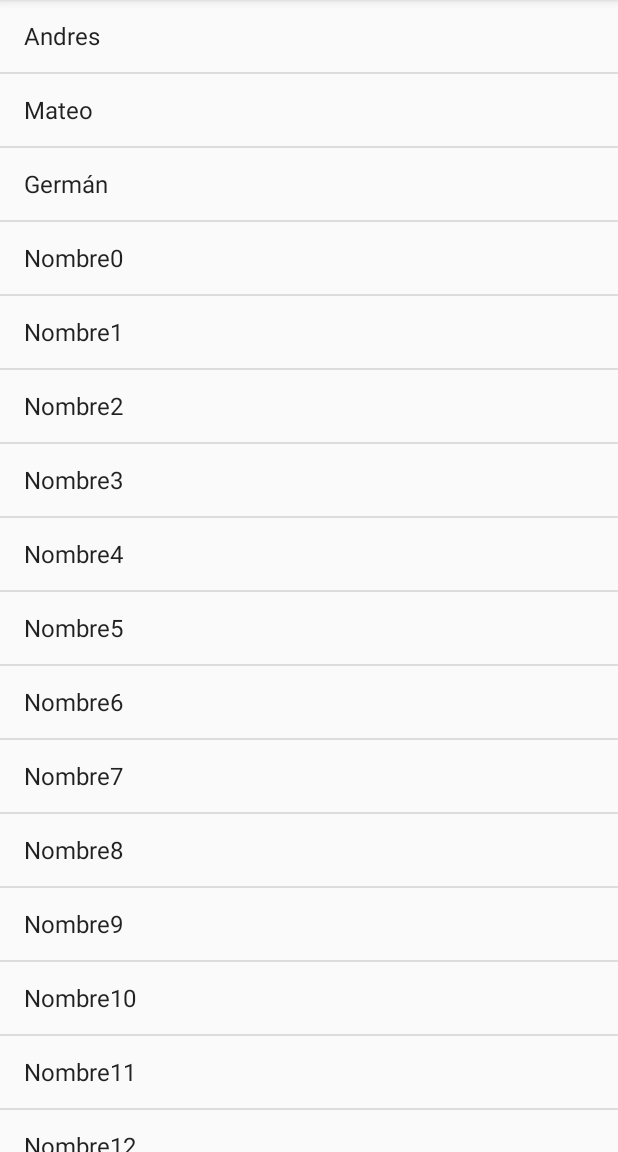
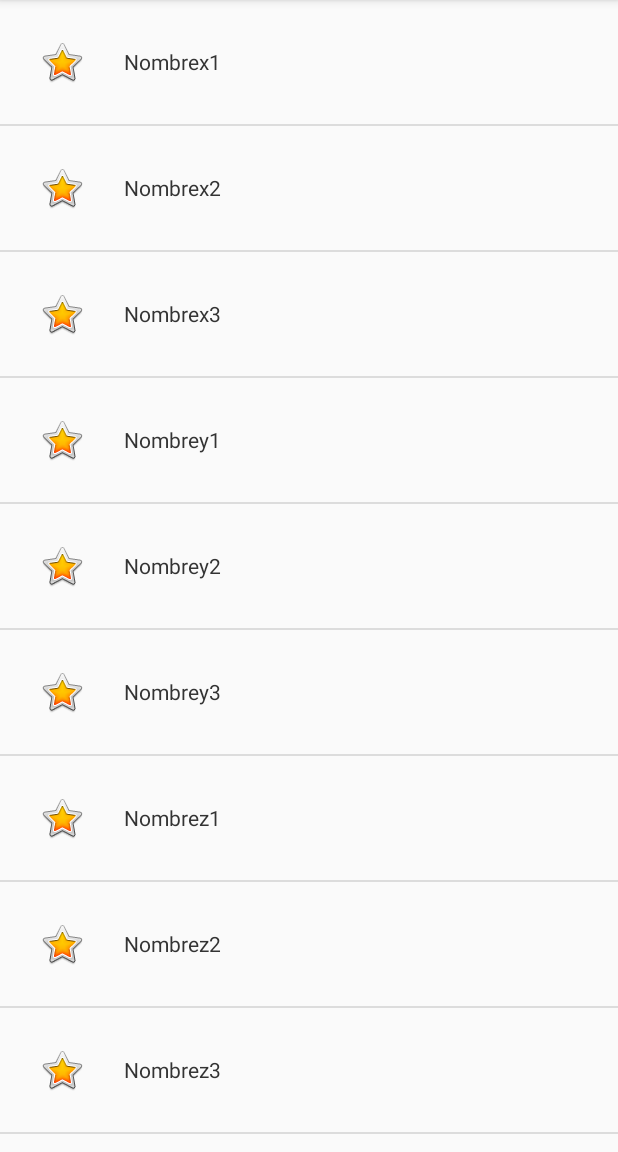
Before and after one commit to asbentos/AndroidCourse, an Android app: the screen it shows after launch (MainActivity), on a phone screen of 412 x 824 dp, the part 84-1236 px from its top. Run offline under Robolectric (Android 15) with nearby library versions, the phone set to English and light mode, and no system bars.

Commit message:
ViewHolder Pattern aplicado a un ejemplo de rellenar una text view. Esto sirve para bajar la carga de la aplicación en el momento que es llenada la lista. Sobre todo cuando tenemos que pasar por un elemento donde ya estuvimos (mantiene una referencia del textview correspondiente y no lo vuelve a buscar usando el findViewById, de forma que usa menos cpu, necesita menos tiempo. \n Fin de video 52.

```diff
--- a/app/src/main/java/com/example/listviews/MainActivity.java
+++ b/app/src/main/java/com/example/listviews/MainActivity.java
@@ -2,29 +2,53 @@ package com.example.listviews;
 
 import android.support.v7.app.AppCompatActivity;
 import android.os.Bundle;
+import android.view.View;
+import android.widget.AdapterView;
 import android.widget.ArrayAdapter;
 import android.widget.ListView;
+import android.widget.Toast;
 
 import java.util.ArrayList;
 import java.util.List;
 
 public class MainActivity extends AppCompatActivity {
+    List<TheElement> names = new ArrayList<TheElement>() {{
 
-    private ListView listView ;
+        add(new TheElement("Pep",   "000000"));
+        add(new TheElement("Andres","111111"));
+        add(new TheElement("Mateo", "222222"));
+        add(new TheElement("German","333333"));
+        add(new TheElement("Jorge", "444444"));
+
+    }};
+
+    private ListView listView;
+    ArrayList<String> namesStr = new ArrayList<String>() {{
+        add("Nombrex1");
+        add("Nombrex2");
+        add("Nombrex3");
+        add("Nombrey1");
+        add("Nombrey2");
+        add("Nombrey3");
+        add("Nombrez1");
+        add("Nombrez2");
+        add("Nombrez3");
+        add("NombreAx1");
+        add("NombreAx2");
+        add("NombreAx3");
+        add("NombreAy1");
+        add("NombreAy2");
+        add("NombreAy3");
+        add("NombreAz1");
+        add("NombreAz2");
+        add("NombreAz3");
+    }};
+
     @Override
     protected void onCreate(Bundle savedInstanceState) {
         super.onCreate(savedInstanceState);
         setContentView(R.layout.activity_main);
         listView = (ListView) findViewById(R.id.listView);
-
-        List<String> names = new ArrayList<String>() {{
-            add("Andres");
-            add("Mateo");
-            add("Germán");
-        }};
-        for (int i=0;i<100; i++){
-            names.add("Nombre"+i);
-        }
         // Usamos un adaptador para el list view
         // Se neceita para renderizar.
         // Se le pasa un layout
@@ -33,10 +57,20 @@ public class MainActivity extends AppCompatActivity {
         // La forma en que se visualizarán los datos.
         // Tal vez sea neesario pasarle mas cosas (un objeto más complejo en lugar de
         // pasarle String.
-        ArrayAdapter<String> adapter  = new ArrayAdapter<String>
-                    (this,android.R.layout.simple_list_item_1,names);
+       // ArrayAdapter<TheElement> adapter = new ArrayAdapter<TheElement>
+         //       (this, android.R.layout.simple_list_item_1, namesStr);
         //
         // Vinculamos el adaptador a nuestro listview
-        listView.setAdapter(adapter);
+       // listView.setAdapter(adapter);
+        listView.setOnItemClickListener(new AdapterView.OnItemClickListener() {
+            @Override
+            public void onItemClick(AdapterView<?> parent, View view, int position, long id) {
+                Toast.makeText(getApplicationContext(), namesStr.get(position), Toast.LENGTH_SHORT).show();
+            }
+        });
+        //Enlazar con nuestro adaptador personalizado
+
+        MyAdapter myAdapter = new MyAdapter(this, R.layout.list_item, namesStr);
+        listView.setAdapter(myAdapter);
     }
 }
--- /dev/null
+++ b/app/src/main/java/com/example/listviews/MyAdapter.java
@@ -0,0 +1,74 @@
+package com.example.listviews;
+
+import android.content.Context;
+import android.view.ContextMenu;
+import android.view.LayoutInflater;
+import android.view.View;
+import android.view.ViewGroup;
+import android.widget.BaseAdapter;
+import android.widget.TextView;
+
+import java.util.List;
+
+public class MyAdapter extends BaseAdapter {
+
+    private Context context;
+    private int layout;
+    private List<String> names;
+
+    public MyAdapter(Context context, int layout, List<String> names){
+
+        this.context = context;
+        this.layout  = layout;
+        this.names   = names;
+    }
+
+    @Override
+    public int getCount() {
+
+
+        return this.names.size();
+    }
+
+    @Override
+    public Object getItem(int position) {
+
+        return this.names.get(position);
+    }
+
+    @Override
+    public long getItemId(int id) {
+        return id;
+    }
+
+    @Override
+    public View getView(int position, View convertView, ViewGroup viewGroup) {
+
+        ViewHolder holder;
+
+        if (convertView == null){
+            //Inflamos la vista uqe ha llegado con nuestro
+            LayoutInflater layoutInflater = LayoutInflater.from(this.context);
+            convertView = layoutInflater.inflate(R.layout.list_item,null);
+            holder = new ViewHolder();
+
+            //Referenciamos al elemento a agregar y lo rellanamos
+            holder.nameTextView = (TextView) convertView.findViewById(R.id.textView);
+            convertView.setTag(holder);
+        }
+        else {
+            holder = (ViewHolder) convertView.getTag();
+        }
+        //valor , lo traemos, según la posición de la lista seleccionada
+        String currentElement = names.get(position);
+        holder.nameTextView.setText(currentElement);
+        return  convertView;
+
+
+    }
+    //Una especie de Wrapper - ViewHolder Pattern
+    private  static  class  ViewHolder{
+        private  TextView nameTextView;
+        //Si hubiera más elementos a manipular los creeo aquí.
+    }
+}
--- /dev/null
+++ b/app/src/main/java/com/example/listviews/TheElement.java
@@ -0,0 +1,14 @@
+package com.example.listviews;
+
+class TheElement {
+    private String nombre;
+    private String ci;
+    TheElement(String name, String CI){
+        this.nombre=name;
+        this.ci = CI;
+    }
+
+    public String ToString(){
+        return this.nombre + "-"+this.ci;
+    }
+}
--- /dev/null
+++ b/app/src/main/res/layout/list_item.xml
@@ -0,0 +1,21 @@
+<?xml version="1.0" encoding="utf-8"?>
+<LinearLayout xmlns:android="http://schemas.android.com/apk/res/android"
+    android:orientation="horizontal"
+    android:layout_width="match_parent"
+    android:layout_height="80dp">
+    <ImageView
+        android:layout_width="wrap_content"
+        android:layout_height="wrap_content"
+        android:layout_gravity="center_vertical"
+        android:layout_margin="25dp"
+        android:src="@android:drawable/btn_star_big_on" />
+
+    <TextView
+        android:id="@+id/textView"
+        android:layout_width="wrap_content"
+        android:layout_height="wrap_content"
+        android:textColor="#333"
+        android:layout_gravity="center_vertical"
+        android:text="" />
+
+</LinearLayout>
```
